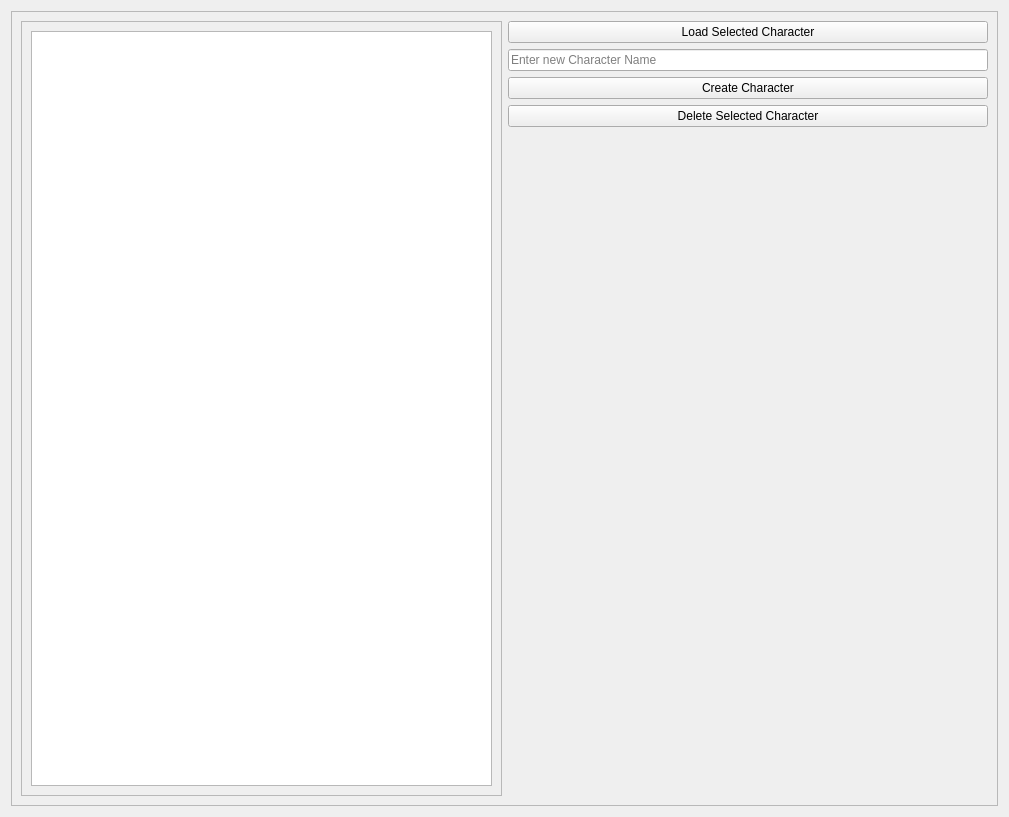
lambertlb/CharacterManager, file builder/CharacterManagement.ui: the form before one commit.
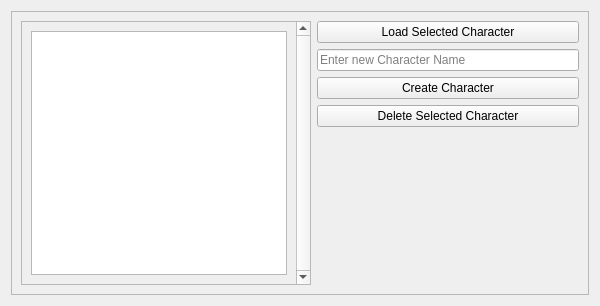
The form after the commit.

```diff
--- a/builder/CharacterManagement.ui
+++ b/builder/CharacterManagement.ui
@@ -6,10 +6,16 @@
    <rect>
     <x>0</x>
     <y>0</y>
-    <width>1009</width>
-    <height>817</height>
+    <width>600</width>
+    <height>306</height>
    </rect>
   </property>
+  <property name="sizePolicy">
+   <sizepolicy hsizetype="Expanding" vsizetype="Expanding">
+    <horstretch>0</horstretch>
+    <verstretch>0</verstretch>
+   </sizepolicy>
+  </property>
   <property name="windowTitle">
    <string>Form</string>
   </property>
@@ -27,6 +33,9 @@
        <layout class="QHBoxLayout" name="horizontalLayout">
         <item>
          <widget class="QScrollArea" name="scrollArea">
+          <property name="verticalScrollBarPolicy">
+           <enum>Qt::ScrollBarAlwaysOn</enum>
+          </property>
           <property name="widgetResizable">
            <bool>true</bool>
           </property>
@@ -35,8 +44,8 @@
             <rect>
              <x>0</x>
              <y>0</y>
-             <width>480</width>
-             <height>775</height>
+             <width>274</width>
+             <height>264</height>
             </rect>
            </property>
            <layout class="QVBoxLayout" name="verticalLayout">
```
